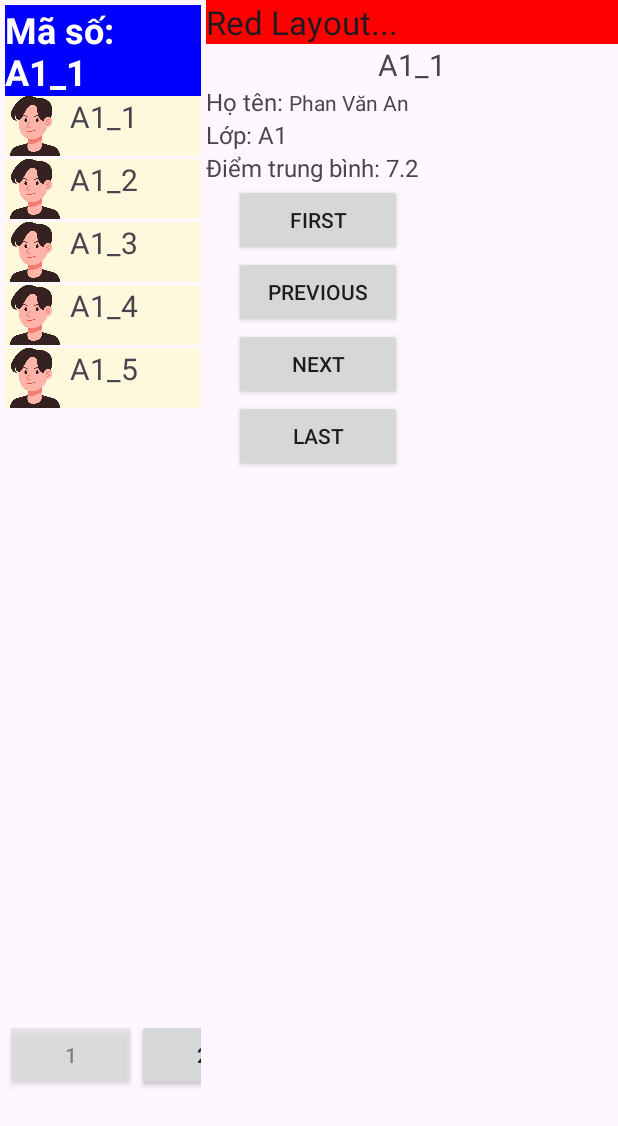
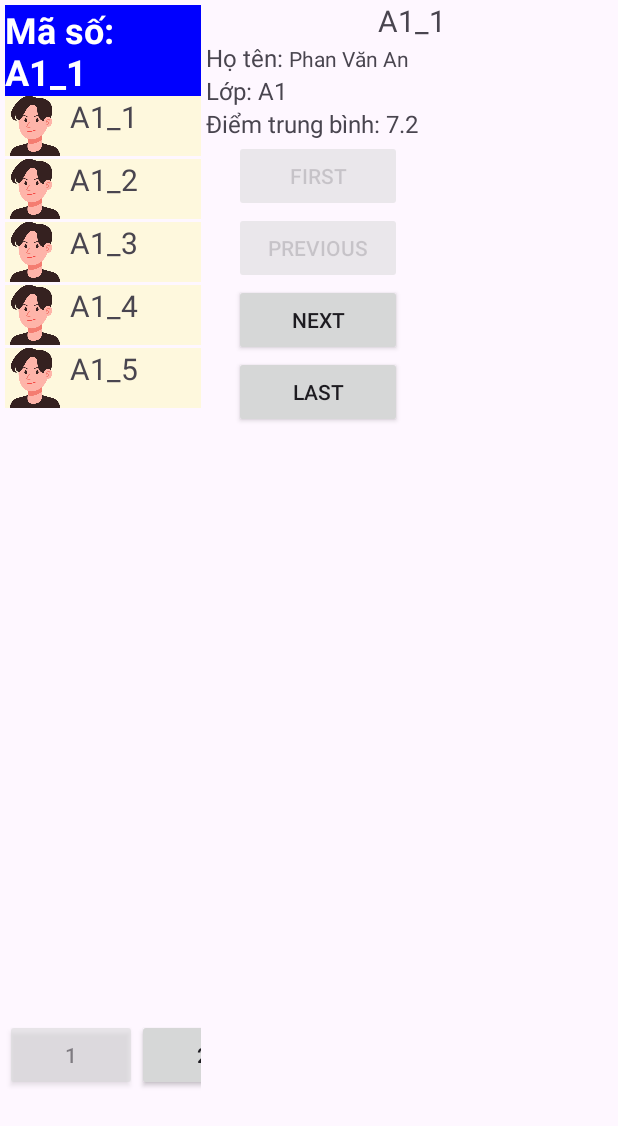
Before and after one commit to nezuni1812/listbased_practice, an Android app: the screen it shows after launch (MainActivity), after a tap on "A1_1", on a phone screen of 412 x 824 dp. Shown: the top 1126 px of the screen. Run offline under Robolectric (Android 15) with nearby library versions, the phone set to English and light mode, and no system bars.

Commit message:
Update: refactor + two way fragment communication

```diff
--- a/app/src/main/java/com/example/listbased_practice/FragmentCallbacks.java
+++ b/app/src/main/java/com/example/listbased_practice/FragmentCallbacks.java
@@ -1,5 +1,7 @@
 package com.example.listbased_practice;
 
+import java.util.Dictionary;
+
 public interface FragmentCallbacks {
-    public void onMsgFromMainToFragment(String strValue);
+    public void onMsgFromMainToFragment(Dictionary<String, String> strValue);
 }
--- a/app/src/main/java/com/example/listbased_practice/LeftFrag.java
+++ b/app/src/main/java/com/example/listbased_practice/LeftFrag.java
@@ -12,11 +12,12 @@ import android.widget.AdapterView;
 import android.widget.ArrayAdapter;
 import android.widget.Button;
 import android.widget.FrameLayout;
-import android.widget.LinearLayout;
 import android.widget.ListView;
 import android.widget.TextView;
 
 import java.util.Arrays;
+import java.util.Dictionary;
+import java.util.Hashtable;
 
 /**
  * A simple {@link Fragment} subclass.
@@ -71,30 +72,18 @@ public class LeftFrag extends Fragment implements FragmentCallbacks {
             R.drawable.small_boy, R.drawable.small_boy, R.drawable.small_boy,
             R.drawable.small_boy, R.drawable.small_boy, R.drawable.small_boy
     };
-    /**
-     * Use this factory method to create a new instance of
-     * this fragment using the provided parameters.
-     *
-     * @param param1 Parameter 1.
-     * @param param2 Parameter 2.
-     * @return A new instance of fragment LeftFrag.
-     */
-    // TODO: Rename and change types and number of parameters
     MainActivity main;
     Context context = null;
-    String message = "";
     int page = 0;
-    // TODO: Rename and change types of parameters
-    private String mParam1;
-    private String mParam2;
+    int current = 0;
     public LeftFrag() {
         // Required empty public constructor
     }
     private Button btn1, btn2, btn3;
-    public static LeftFrag newInstance(String strArg) {
+    public static LeftFrag newInstance() {
         LeftFrag fragment = new LeftFrag();
         Bundle args = new Bundle();
-        args.putString("strArg1", strArg);
+//        args.putString("strArg1", strArg);
         fragment.setArguments(args);
         return fragment;
     }
@@ -103,7 +92,6 @@ public class LeftFrag extends Fragment implements FragmentCallbacks {
     public void onViewCreated(View view, Bundle savedInstanceState) {
         super.onViewCreated(view, savedInstanceState);
 
-        // Set default page and update UI
         page = 0;
         btn1.setAlpha(0.5f);
 
@@ -120,10 +108,9 @@ public class LeftFrag extends Fragment implements FragmentCallbacks {
         } catch (IllegalStateException e) {
             throw new IllegalStateException("MainActivity must implement callbacks");
         }
-
-
     }
 
+    TextView txtMsg;
     @Override
     public View onCreateView(LayoutInflater inflater, ViewGroup container,
                              Bundle savedInstanceState) {
@@ -166,7 +153,7 @@ public class LeftFrag extends Fragment implements FragmentCallbacks {
             }
         });
 
-        final TextView txtMsg = (TextView) layout_blue.findViewById(R.id.txtMsg);
+        txtMsg = (TextView) layout_blue.findViewById(R.id.txtMsg);
 
         ListView listView = (ListView) layout_blue.findViewById(R.id.left_list);
         ArrayAdapter<String> adapter = new ArrayAdapter<String>(context,
@@ -178,9 +165,8 @@ public class LeftFrag extends Fragment implements FragmentCallbacks {
         listView.setOnItemClickListener(new AdapterView.OnItemClickListener() {
             @Override
             public void onItemClick(AdapterView<?> parent, View v, int position, long id) {
-// inform enclosing MainActivity of the row’s position just selected
-                main.onMsgFromFragToMain("LEFT", String.valueOf(position + 5 *page));
-                txtMsg.setText("Mã số: " + sub_items[position + 5 * page]);
+                current = position;
+                updateInfo(position);
             }
         });
 
@@ -188,14 +174,18 @@ public class LeftFrag extends Fragment implements FragmentCallbacks {
         return layout_blue;
     }
 
-//    public void showList(int start, int end){
-//        String[] myItems = Arrays.copyOfRange(items, start, end);
-//        Integer[] myThumbnails = Arrays.copyOfRange(thumbnails, start, end);
-//
-//        CustomIconLabelAdapter adapter = new CustomIconLabelAdapter(requireContext(), R.layout.custom_row_icon_label, myItems, myThumbnails, sub_items);
-//        setListAdapter(adapter);
-//    }
+    private void updateInfo(int position) {
+        Dictionary<String, String> valueToRight = new Hashtable<>();
+        valueToRight.put("index", String.valueOf(position));
+        valueToRight.put("id", sub_items[position + 5 * page]);
+        valueToRight.put("name", items[position + 5 * page]);
+        valueToRight.put("class", studentClass[position + 5 * page]);
+        valueToRight.put("gpa", studentGPA[position + 5 * page]);
+        valueToRight.put("isLast", String.valueOf(position == 4));
 
+        main.onMsgFromFragToMain("LEFT", valueToRight);
+        txtMsg.setText("Mã số: " + sub_items[position + 5 * page]);
+    }
     public void showList(int start, int end) {
         String[] myItems = Arrays.copyOfRange(items, start, end);
         String[] mySubItems = Arrays.copyOfRange(sub_items, start, end);
@@ -209,7 +199,33 @@ public class LeftFrag extends Fragment implements FragmentCallbacks {
     }
 
 
-    public void onMsgFromMainToFragment(String s) {
+    @Override
+    public void onMsgFromMainToFragment(Dictionary<String, String> value) {
+        ListView listView = requireView().findViewById(R.id.left_list);
+        CustomIconLabelAdapter adapter = (CustomIconLabelAdapter) listView.getAdapter();
 
+        String command = value.get("command");
+        switch (command) {
+            case "next":
+                if (current < 5 - 1){
+                    current++;
+                    updateInfo(current);
+                }
+                break;
+            case "last":
+                current = 4;
+                updateInfo(current);
+                break;
+            case "prev":
+                if (current > 0){
+                    current--;
+                    updateInfo(current);
+                }
+                break;
+            case "first":
+                current = 0;
+                updateInfo(current);
+                break;
+        }
     }
 }
--- a/app/src/main/java/com/example/listbased_practice/MainActivity.java
+++ b/app/src/main/java/com/example/listbased_practice/MainActivity.java
@@ -9,31 +9,9 @@ import android.widget.Toast;
 import androidx.fragment.app.FragmentActivity;
 import androidx.fragment.app.FragmentTransaction;
 
+import java.util.Dictionary;
+
 public class MainActivity extends FragmentActivity implements MainCallback {
-    private Button btn1, btn2, btn3;
-    TextView txtMsg;
-
-    // The n-th row in the list will consist of [icon, label] where icon = thumbnail[n] and label=items[n]
-
-    Integer[] thumbnails = {
-            R.drawable.small_boy, R.drawable.small_boy, R.drawable.small_boy,
-            R.drawable.small_boy, R.drawable.small_boy, R.drawable.small_boy,
-            R.drawable.small_boy, R.drawable.small_boy, R.drawable.small_boy,
-            R.drawable.small_boy, R.drawable.small_boy, R.drawable.small_boy,
-            R.drawable.small_boy, R.drawable.small_boy, R.drawable.small_boy
-    };
-
-    private int page = 0;
-
-//    @Override
-//    public void onAttachFragment(Fragment fragment) {
-//        super.onAttachFragment(fragment);
-//// get a reference to each fragment attached to the GUI
-//        if (fragment.getClass() == FragmentRed.class ){ redFragment = (FragmentRed) fragment; }
-//        if (fragment.getClass() == FragmentBlue.class ){ blueFragment = (FragmentBlue) fragment; }
-//    }
-
-
     FragmentTransaction ft;
     RightFrag rightFragment;
     LeftFrag leftFragment;
@@ -44,29 +22,26 @@ public class MainActivity extends FragmentActivity implements MainCallback {
         setContentView(R.layout.activity_main);
 
         ft = getSupportFragmentManager().beginTransaction();
-        leftFragment = LeftFrag.newInstance("first");
-        ft.replace(R.id.left, leftFragment); ft.commit();
+        leftFragment = LeftFrag.newInstance();
+        ft.replace(R.id.left, leftFragment);
+        ft.commit();
 
         ft = getSupportFragmentManager().beginTransaction();
-        rightFragment = RightFrag.newInstance("second", "");
-        ft.replace(R.id.right, rightFragment); ft.commit();
+        rightFragment = RightFrag.newInstance();
+        ft.replace(R.id.right, rightFragment);
+        ft.commit();
 
     }//onCreate
 
     @Override
-    public void onMsgFromFragToMain(String sender, String strValue) {
-// show message arriving to MainActivity
-//        Toast.makeText(getApplication(), " MAIN GOT>> " + sender + "\n"" + strValue, Toast.LENGTH_LONG).show();
-        Toast.makeText(this, sender + strValue, Toast.LENGTH_SHORT).show();
-
-        if (sender.equals("LEFT")) { /* TODO: if needed, do here something on behalf of the RED fragment*/
-            rightFragment.onMsgFromMainToFragment("",strValue);
-            Toast.makeText(this, "hioghrohgior", Toast.LENGTH_SHORT);
+    public void onMsgFromFragToMain(String sender, Dictionary<String, String> value) {
+        if (sender.equals("LEFT")) {
+            rightFragment.onMsgFromMainToFragment(value);
 
         }
         if (sender.equals("RIGHT")) {
-            try { // forward blue-data to redFragment using its callback method
-                leftFragment.onMsgFromMainToFragment(strValue);
+            try {
+                leftFragment.onMsgFromMainToFragment(value);
             }
             catch (Exception e) { Log.e("ERROR", "onStrFromFragToMain " + e.getMessage()); }
             Toast.makeText(this, "left", Toast.LENGTH_SHORT);
--- a/app/src/main/java/com/example/listbased_practice/MainCallback.java
+++ b/app/src/main/java/com/example/listbased_practice/MainCallback.java
@@ -1,5 +1,7 @@
 package com.example.listbased_practice;
 
+import java.util.Dictionary;
+
 public interface MainCallback {
-    void onMsgFromFragToMain(String sender, String strValue);
+    void onMsgFromFragToMain(String sender, Dictionary<String, String> strValue);
 }
--- a/app/src/main/java/com/example/listbased_practice/RightFrag.java
+++ b/app/src/main/java/com/example/listbased_practice/RightFrag.java
@@ -1,7 +1,9 @@
 package com.example.listbased_practice;
 
+import android.content.Context;
 import android.os.Bundle;
 
+import androidx.annotation.NonNull;
 import androidx.fragment.app.Fragment;
 
 import android.view.LayoutInflater;
@@ -11,6 +13,9 @@ import android.widget.Button;
 import android.widget.TextView;
 import android.widget.Toast;
 
+import java.util.Dictionary;
+import java.util.Hashtable;
+
 /**
  * A simple {@link Fragment} subclass.
  * Use the {@link RightFrag#newInstance} factory method to
@@ -18,12 +23,9 @@ import android.widget.Toast;
  */
 public class RightFrag extends Fragment {
 
-    // TODO: Rename parameter arguments, choose names that match
-    // the fragment initialization parameters, e.g. ARG_ITEM_NUMBER
     private static final String ARG_PARAM1 = "param1";
     private static final String ARG_PARAM2 = "param2";
 
-    // TODO: Rename and change types of parameters
     private String mParam1;
     private String mParam2;
 
@@ -31,57 +33,13 @@ public class RightFrag extends Fragment {
         // Required empty public constructor
     }
 
-    String[] items = {
-            "Phan Văn An",
-            "Nguyễn Thị Bình",
-            "Trần Văn Cường",
-            "Lê Thị Dung",
-            "Đặng Văn Em",
-            "Hoàng Thị Pha",
-            "Võ Văn Giàu",
-            "Bùi Thị Hợp",
-            "Đỗ Văn In",
-            "Ngô Thị Giêng",
-            "Phạm Văn Khương",
-            "Huỳnh Thị Loan",
-            "Dương Văn Mai",
-            "Lý Thị Nhàn",
-            "Tô Văn Oanh"
-    };
-    String[] sub_items = {
-            "A1_1", "A1_2", "A1_3", "A1_4", "A1_5",
-            "A2_1", "A2_2", "A2_3", "A2_4", "A2_5",
-            "A3_1", "A3_2", "A3_3", "A3_4", "A3_5"
-    };
-
-    String[] studentClass = {
-            "A1", "A1", "A1", "A1", "A1",
-            "A2", "A2", "A2", "A2", "A2",
-            "A3", "A3", "A3", "A3", "A3"
-    };
-
-    String[] studentGPA = {
-            "7.2", "7.4", "7.6", "7.8", "8.0",
-            "8.2", "8.4", "8.6", "8.8", "9.0",
-            "9.2", "9.4", "9.6", "9.8", "10.0"
-    };
-
-    /**
-     * Use this factory method to create a new instance of
-     * this fragment using the provided parameters.
-     *
-     * @param param1 Parameter 1.
-     * @param param2 Parameter 2.
-     * @return A new instance of fragment RightFrag.
-     */
-    // TODO: Rename and change types and number of parameters
     Button first, prev, next, last;
 
-    public static RightFrag newInstance(String studentId, String param2) {
+    public static RightFrag newInstance() {
         RightFrag fragment = new RightFrag();
         Bundle args = new Bundle();
-        args.putString("studentId", studentId);
-        args.putString(ARG_PARAM2, param2);
+//        args.putString("studentId", studentId);
+//        args.putString(ARG_PARAM2, param2);
         fragment.setArguments(args);
         return fragment;
     }
@@ -119,28 +77,14 @@ public class RightFrag extends Fragment {
         first.setOnClickListener(new View.OnClickListener() {
             @Override
             public void onClick(View view) {
-                String id = String.valueOf(textViewId.getText());
-                updateUI(sub_items[getPageFromStudentId(id)*5 ]);
+                doi("first");
             }
         });
 
         next.setOnClickListener(new View.OnClickListener() {
             @Override
             public void onClick(View view) {
-                String id = String.valueOf(textViewId.getText());
-                int index = getIndexFromStudentId(id); // Lấy vị trí hiện tại của sinh viên
-
-                if (index == -1) return; // Nếu không tìm thấy, không làm gì cả
-
-                int page = getPageFromStudentId(id); // Xác định trang hiện tại
-                int pageStart = page * 5; // Vị trí bắt đầu của trang
-                int pageEnd = pageStart + 4; // Vị trí kết thúc của trang (chỉ số tối đa)
-
-                if (index < pageEnd && index < sub_items.length - 1) { // Nếu chưa đến cuối trang
-                    updateUI(sub_items[index + 1]); // Hiển thị sinh viên tiếp theo trong trang
-                } else {
-                    Toast.makeText(requireContext(), "Đã hết danh sách trên trang!", Toast.LENGTH_SHORT).show();
-                }
+                doi("next");
             }
         });
 
@@ -148,100 +92,72 @@ public class RightFrag extends Fragment {
         prev.setOnClickListener(new View.OnClickListener() {
             @Override
             public void onClick(View view) {
-                String id = String.valueOf(textViewId.getText());
-                int index = getIndexFromStudentId(id); // Lấy vị trí hiện tại của sinh viên
-
-                if (index == -1) return; // Nếu không tìm thấy, không làm gì cả
-
-                int page = getPageFromStudentId(id); // Xác định trang hiện tại
-                int pageStart = page * 5; // Vị trí bắt đầu của trang
-
-                if (index > pageStart) { // Nếu chưa đến đầu trang
-                    updateUI(sub_items[index - 1]); // Hiển thị sinh viên trước đó trong trang
-                } else {
-                    Toast.makeText(requireContext(), "Đang ở đầu danh sách trang này!", Toast.LENGTH_SHORT).show();
-                }
+                doi("prev");
             }
         });
 
         last.setOnClickListener(new View.OnClickListener() {
             @Override
             public void onClick(View view) {
-                String id = String.valueOf(textViewId.getText());
-                int index = getIndexFromStudentId(id); // Lấy vị trí hiện tại của sinh viên
-
-                if (index == -1) return; // Nếu không tìm thấy, không làm gì cả
-
-                int page = getPageFromStudentId(id); // Xác định trang hiện tại
-                int pageEnd = Math.min((page + 1) * 5 - 1, sub_items.length - 1); // Vị trí cuối trang
-
-                if (index < pageEnd) { // Nếu chưa đến cuối trang
-                    updateUI(sub_items[pageEnd]); // Hiển thị sinh viên cuối cùng của trang
-                } else {
-                    Toast.makeText(requireContext(), "Đang ở cuối danh sách trang này!", Toast.LENGTH_SHORT).show();
-                }
+                doi("last");
             }
         });
 
 
         Bundle arguments = getArguments();
-        if (arguments != null) {
-            String studentId = arguments.getString("studentId", "");
-            updateUI(studentId);
-        }
+//        if (arguments != null) {
+//            String studentId = arguments.getString("studentId", "");
+//            updateUI(studentId);
+//        }
 
         return view;
     }
 
-    private int getIndexFromStudentId(String studentId) {
-        for (int i = 0; i < sub_items.length; i++) {
-            if (sub_items[i].equals(studentId)) {
-                return i;
-            }
+    public void onMsgFromMainToFragment(Dictionary<String, String> value) {
+        int index = Integer.parseInt(value.get("index"));
+        String id = value.get("id");
+        String name = value.get("name");
+        String studentClass = value.get("class");
+        String gpa = value.get("gpa");
+        boolean isLast = Boolean.parseBoolean(value.get("isLast"));
+
+        first.setEnabled(true);
+        next.setEnabled(true);
+        prev.setEnabled(true);
+        last.setEnabled(true);
+
+        first.setAlpha(1);
+        next.setAlpha(1);
+        prev.setAlpha(1);
+        last.setAlpha(1);
+
+        if (isLast){
+            next.setAlpha(0.5f);
+            next.setEnabled(false);
+
+            last.setAlpha(0.5f);
+            last.setEnabled(false);
         }
-        return -1; // Không tìm thấy
-    }
 
-    public void onMsgFromMainToFragment(String s, String strValue) {
-        int index = Integer.parseInt(strValue);
+        if (index == 0){
+            prev.setAlpha(0.5f);
+            prev.setEnabled(false);
 
-        updateUI(sub_items[index]);
-        Toast.makeText(requireContext(), sub_items[index], Toast.LENGTH_SHORT);
+            first.setAlpha(0.5f);
+            first.setEnabled(false);
+        }
+
+        updateUI(id, name, studentClass, gpa);
     }
 
     TextView textViewId, textViewName, textViewClass, textViewGPA;
 
-    private int getPageFromStudentId(String studentId) {
-        int index = -1;
-        for (int i = 0; i < sub_items.length; i++) {
-            if (sub_items[i].equals(studentId)) {
-                index = i;
-                break;
-            }
-        }
-
-        if (index == -1) {
-            return -1; // Không tìm thấy
-        }
-
-        return index / 5; // Mỗi trang có 5 sinh viên
-    }
-
-
-    private void updateUI(String studentId) {
-        int index = -1;
-        for (int i = 0; i < sub_items.length; i++) {
-            if (sub_items[i].equals(studentId)) {
-                index = i;
-                break;
-            }
-        }
-
-        if (index != -1) {
-            textViewId.setText(sub_items[index]);
-            textViewName.setText(items[index]);
-            textViewClass.setText(studentClass[index]);
-            textViewGPA.setText(studentGPA[index]);
+    private void updateUI(String studentId, String studenttName, String studenttClass, String studenttGPA) {
+        if (studentId != null) {
+            textViewId.setText(studentId);
+            textViewName.setText(studenttName);
+            textViewClass.setText(studenttClass);
+            textViewGPA.setText(studenttGPA);
         } else {
             textViewId.setText("Không tìm thấy");
             textViewName.setText("-");
@@ -252,7 +168,19 @@ public class RightFrag extends Fragment {
 
     MainActivity main;
 
-    private void doi() {
-        main.onMsgFromFragToMain("RIGHT", textViewId.getText().toString());
+    @Override
+    public void onAttach(@NonNull Context context) {
+        super.onAttach(context);
+
+        if (context instanceof MainActivity) {
+            main = (MainActivity) context;
+        }
+    }
+
+    private void doi(String commandValue) {
+        Dictionary<String, String> valueToLeft = new Hashtable<>();
+        valueToLeft.put("command", commandValue);
+
+        main.onMsgFromFragToMain("RIGHT", valueToLeft);
     }
 }
--- a/app/src/main/res/layout/fragment_left.xml
+++ b/app/src/main/res/layout/fragment_left.xml
@@ -17,7 +17,7 @@
             android:layout_width="match_parent"
             android:layout_height="wrap_content"
             android:background="#ff0000ff"
-            android:text="Your selection is ..."
+            android:text="Mã số: chưa chọn"
             android:textColor="#ffffffff"
             android:textSize="24sp"
             android:textStyle="bold" />
--- a/app/src/main/res/layout/fragment_right.xml
+++ b/app/src/main/res/layout/fragment_right.xml
@@ -11,14 +11,6 @@
         android:layout_height="match_parent"
         android:id="@+id/layout_red"
         android:orientation="vertical">
-
-        <TextView
-            android:id="@+id/textView1Red"
-            android:layout_width="match_parent"
-            android:layout_height="wrap_content"
-            android:text="Red Layout..."
-            android:background="#ffff0000"
-            android:textAppearance="?android:attr/textAppearanceLarge" />
 
 
         <TextView
```
Also changed, not shown: app/src/main/java/com/example/listbased_practice/CustomLabelAdapter.java (+16 -0 lines).
